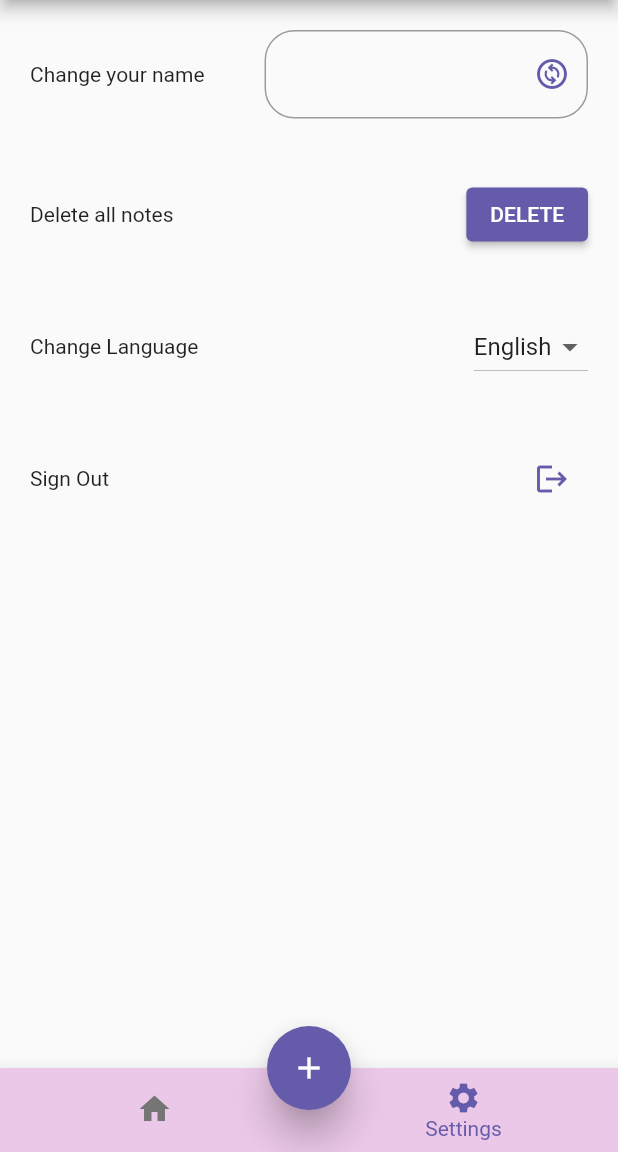
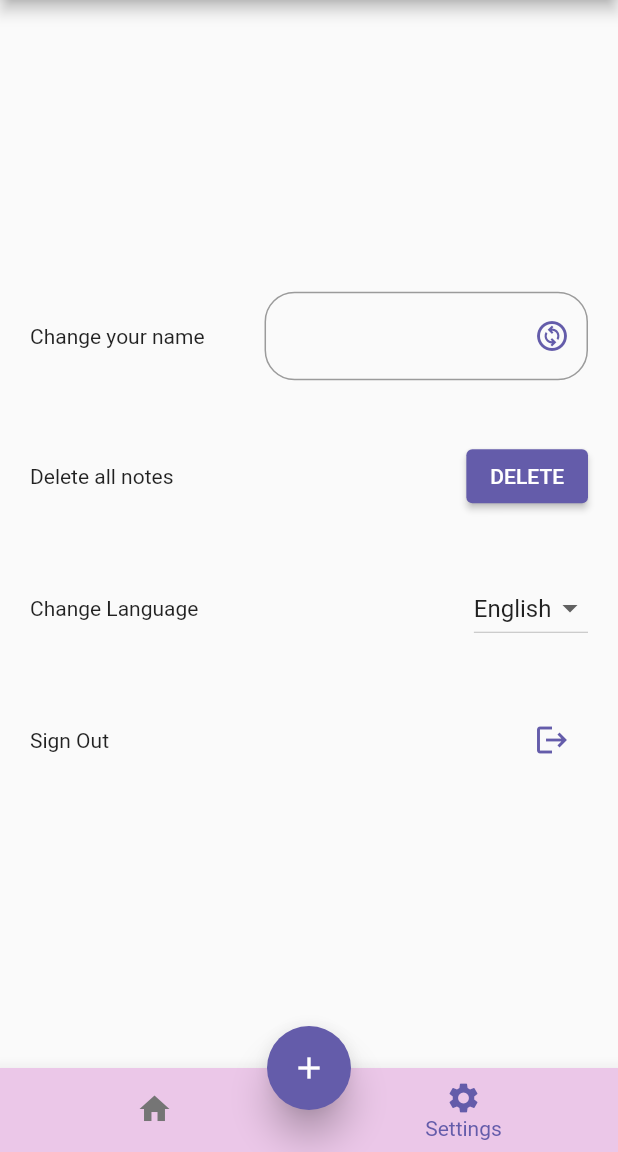
Before and after one commit to ecembostancioglu/note_fb, a Flutter app: the screen it shows once a user with an empty profile is signed in, item 2 of the bottom bar chosen, on a phone screen of 412 x 824 dp, the part 84-1236 px from its top. Run offline on Flutter 3.47's test engine with Material 2 defaults, Android fonts, the phone set to English and light mode, and no system bars; our stand-ins replace cloud_firestore, easy_localization, email_validator, firebase_auth, firebase_core, flutter_screenutil and 3 more; accounts and stored records are empty.

Commit message:
Added shared preferences

```diff
--- a/lib/notes/presentation/view/settings.dart
+++ b/lib/notes/presentation/view/settings.dart
@@ -33,6 +33,8 @@ class _SettingsState extends State<Settings> {
 
   }
 
+
+
   @override
   Widget build(BuildContext context) {
     return Scaffold(
@@ -42,7 +44,9 @@ class _SettingsState extends State<Settings> {
           width: ScreenUtil().screenWidth,
           height: ScreenUtil().screenHeight,
           child: Column(
+            mainAxisAlignment: MainAxisAlignment.center,
             children: [
+
               Padding(
                   padding: EdgeInsets.all(20),
                 child: Row(
--- a/pubspec.yaml
+++ b/pubspec.yaml
@@ -45,6 +45,7 @@ dependencies:
   email_validator: ^2.1.17
   motion_toast: ^2.3.2
   flutter_slidable: ^2.0.0
+  shared_preferences: ^2.0.15
 
 
 dev_dependencies:
```
Also changed, not shown: pubspec.lock.
